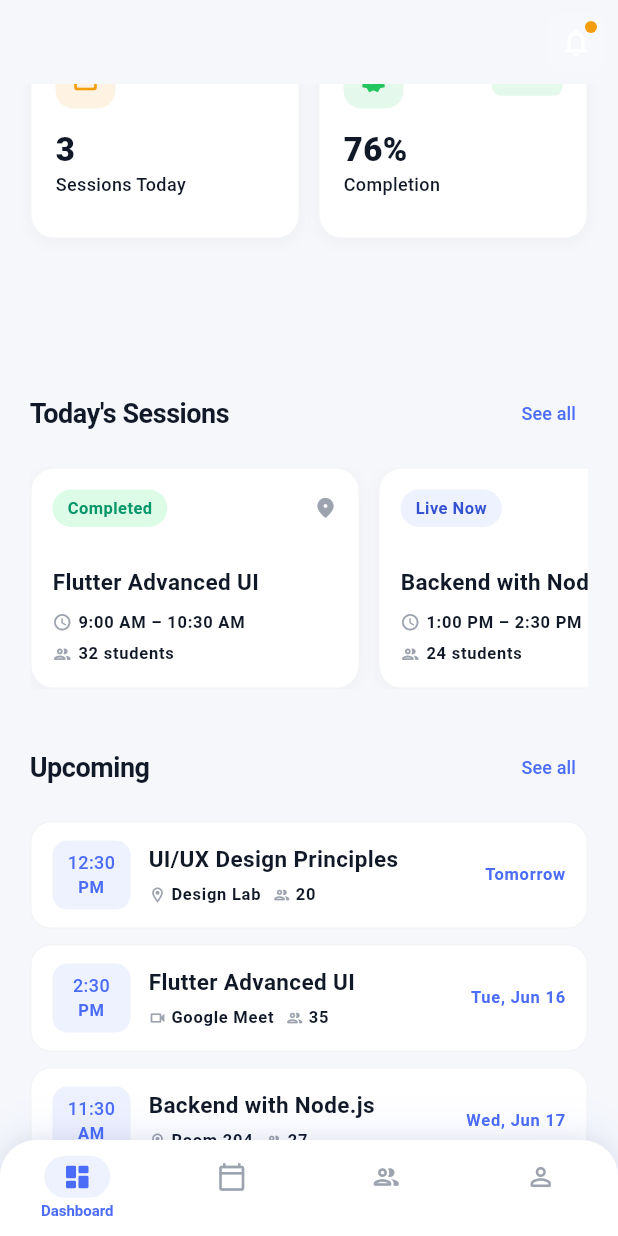
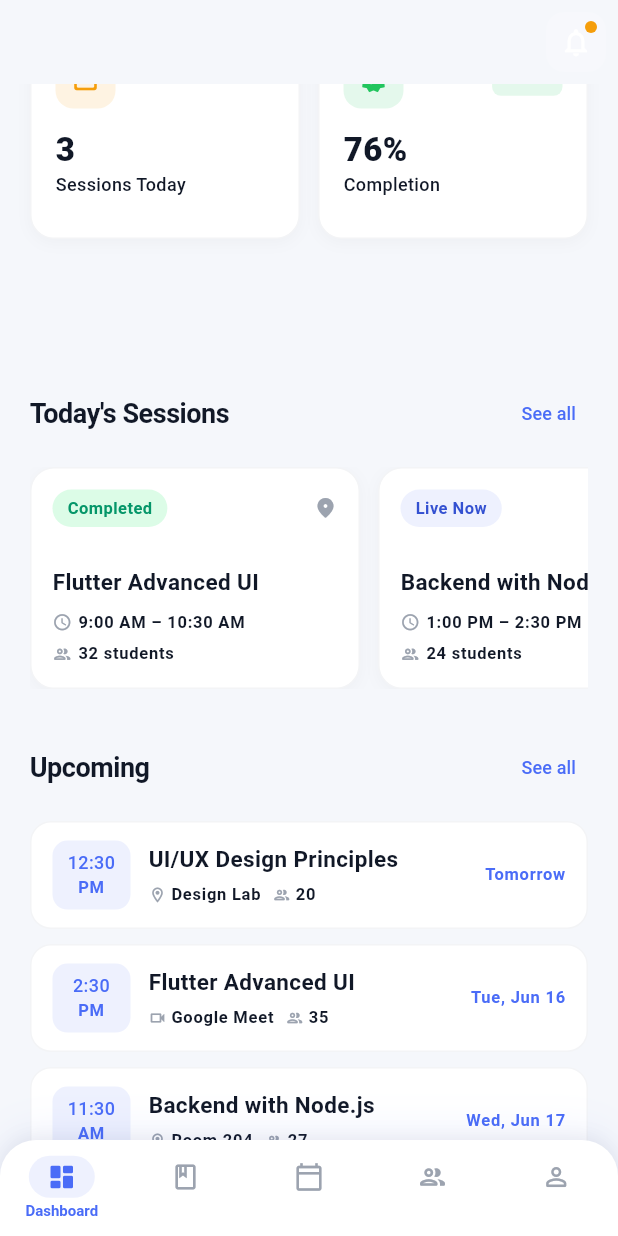
Before and after one commit to MostafaAkram-off/EduVerse, a Flutter app: the InstructorMainScreen screen opened by its route, scrolled down 378 dp, on a phone screen of 412 x 824 dp. Run offline on Flutter 3.47's test engine with Material 3 defaults, Android fonts, the phone set to English and light mode, and no system bars; our stand-ins replace cached_network_image, dio, file_picker, flutter_bloc, get_it, go_router and 3 more; missing offline and left inert: mobile_scanner; accounts and stored records are empty; network calls fail; Roboto replaces fonts that are missing (SF Pro Display).

Commit message:
feat: implement instructor dashboard screens
- InstructorMainScreen: bottom nav (Home, Courses, Sessions, Students,
  Profile) with IndexedStack
- InstructorHomeScreen: stats row, upcoming sessions, student activity
- InstructorCoursesScreen: course management list with status badges
- InstructorSessionsScreen: session list with attendance counts
- InstructorStudentsScreen: enrolled students list with progress
- InstructorProfileScreen: profile header, menu, help & settings

```diff
--- a/lib/features/instructor/ui/screens/instructor_home_screen.dart
+++ b/lib/features/instructor/ui/screens/instructor_home_screen.dart
@@ -2,7 +2,9 @@ import 'package:flutter/material.dart';
 import 'package:flutter_bloc/flutter_bloc.dart';
 import 'package:edu_verse/core/theme/app_colors.dart';
 import 'package:edu_verse/core/theme/app_text_theme.dart';
+import 'package:edu_verse/core/theme/theme_ext.dart';
 import 'package:edu_verse/core/utils/date_formatter.dart';
+import 'package:edu_verse/features/auth/shared/auth_session.dart';
 import 'package:edu_verse/core/widgets/app_badge.dart';
 import 'package:edu_verse/core/widgets/app_stat_card.dart';
 
@@ -11,6 +13,7 @@ import 'package:edu_verse/core/widgets/shimmer_loading.dart';
 import 'package:edu_verse/features/instructor/data/models/session_model.dart';
 import 'package:edu_verse/features/instructor/ui/cubit/instructor_cubit.dart';
 import 'package:edu_verse/features/instructor/ui/cubit/instructor_state.dart';
+import 'package:edu_verse/student/features/notifications/ui/screens/notifications_screen.dart';
 
 class InstructorHomeScreen extends StatelessWidget {
   const InstructorHomeScreen({super.key});
@@ -20,7 +23,7 @@ class InstructorHomeScreen extends StatelessWidget {
     return BlocBuilder<InstructorCubit, InstructorState>(
       builder: (context, state) {
         return Scaffold(
-          backgroundColor: AppColors.background,
+          backgroundColor: context.bg,
           body: switch (state) {
             InstructorLoading() || InstructorInitial() => _LoadingSkeleton(),
             InstructorLoaded() =>
@@ -53,7 +56,7 @@ class _HomeBody extends StatelessWidget {
         SliverAppBar(
           pinned: true,
           expandedHeight: 160,
-          backgroundColor: AppColors.background,
+          backgroundColor: context.bg,
           elevation: 0,
           scrolledUnderElevation: 0,
           flexibleSpace: FlexibleSpaceBar(
@@ -194,7 +197,7 @@ class _GradientHeader extends StatelessWidget {
                   style: AppTextTheme.greeting
                       .colored(Colors.white.withValues(alpha: 0.85))),
               const SizedBox(height: 2),
-              Text('Ahmed Hassan',
+              Text(AuthSession.name,
                   style: AppTextTheme.greetingName
                       .colored(Colors.white)
                       .copyWith(fontSize: 20)),
@@ -215,7 +218,13 @@ class _GradientHeader extends StatelessWidget {
 class _NotificationBell extends StatelessWidget {
   @override
   Widget build(BuildContext context) {
-    return Stack(
+    return GestureDetector(
+      onTap: () => Navigator.of(context).push(
+        MaterialPageRoute<void>(
+          builder: (_) => const NotificationsScreen(),
+        ),
+      ),
+      child: Stack(
         alignment: Alignment.center,
         children: [
           Container(
@@ -241,6 +250,7 @@ class _NotificationBell extends StatelessWidget {
             ),
           ),
         ],
+      ),
     );
   }
 }
@@ -293,9 +303,9 @@ class _SessionCard extends StatelessWidget {
       width: 220,
       padding: const EdgeInsets.all(14),
       decoration: BoxDecoration(
-        color: AppColors.card,
+        color: context.surface,
         borderRadius: BorderRadius.circular(16),
-        border: Border.all(color: AppColors.borderLight),
+        border: Border.all(color: context.borderLight),
         boxShadow: [
           BoxShadow(
             color: Colors.black.withValues(alpha: 0.03),
@@ -319,7 +329,7 @@ class _SessionCard extends StatelessWidget {
                     ? Icons.videocam_rounded
                     : Icons.location_on_rounded,
                 size: 16,
-                color: AppColors.textTertiary,
+                color: context.textTertiary,
               ),
             ],
           ),
@@ -331,8 +341,8 @@ class _SessionCard extends StatelessWidget {
           const SizedBox(height: 6),
           Row(
             children: [
-              const Icon(Icons.access_time_rounded,
-                  size: 13, color: AppColors.textTertiary),
+              Icon(Icons.access_time_rounded,
+                  size: 13, color: context.textTertiary),
               const SizedBox(width: 4),
               Text(
                 DateFormatter.formatTimeRange(
@@ -344,8 +354,8 @@ class _SessionCard extends StatelessWidget {
           const SizedBox(height: 4),
           Row(
             children: [
-              const Icon(Icons.people_outline_rounded,
-                  size: 13, color: AppColors.textTertiary),
+              Icon(Icons.people_outline_rounded,
+                  size: 13, color: context.textTertiary),
               const SizedBox(width: 4),
               Text('${session.studentsEnrolled} students',
                   style: AppTextTheme.labelSmall),
@@ -369,9 +379,9 @@ class _UpcomingTile extends StatelessWidget {
       margin: const EdgeInsets.only(bottom: 10),
       padding: const EdgeInsets.symmetric(horizontal: 14, vertical: 12),
       decoration: BoxDecoration(
-        color: AppColors.card,
+        color: context.surface,
         borderRadius: BorderRadius.circular(14),
-        border: Border.all(color: AppColors.borderLight),
+        border: Border.all(color: context.borderLight),
       ),
       child: Row(
         children: [
@@ -417,16 +427,16 @@ class _UpcomingTile extends StatelessWidget {
                           ? Icons.videocam_outlined
                           : Icons.location_on_outlined,
                       size: 12,
-                      color: AppColors.textTertiary,
+                      color: context.textTertiary,
                     ),
                     const SizedBox(width: 3),
                     Text(
-                      session.isOnline ? session.location : session.location,
+                      session.location,
                       style: AppTextTheme.labelSmall,
                     ),
                     const SizedBox(width: 8),
                     Icon(Icons.people_outline_rounded,
-                        size: 12, color: AppColors.textTertiary),
+                        size: 12, color: context.textTertiary),
                     const SizedBox(width: 3),
                     Text('${session.studentsEnrolled}',
                         style: AppTextTheme.labelSmall),
@@ -452,7 +462,7 @@ class _LoadingSkeleton extends StatelessWidget {
       slivers: [
         SliverAppBar(
           expandedHeight: 160,
-          backgroundColor: AppColors.background,
+          backgroundColor: context.bg,
           elevation: 0,
           flexibleSpace: FlexibleSpaceBar(
             background: Container(
--- a/lib/features/instructor/ui/screens/instructor_main_screen.dart
+++ b/lib/features/instructor/ui/screens/instructor_main_screen.dart
@@ -2,6 +2,7 @@ import 'package:flutter/material.dart';
 import 'package:flutter_bloc/flutter_bloc.dart';
 import 'package:edu_verse/core/widgets/app_bottom_nav.dart';
 import 'package:edu_verse/features/instructor/ui/cubit/instructor_cubit.dart';
+import 'package:edu_verse/features/instructor/ui/screens/instructor_courses_screen.dart';
 import 'package:edu_verse/features/instructor/ui/screens/instructor_home_screen.dart';
 import 'package:edu_verse/features/instructor/ui/screens/instructor_profile_screen.dart';
 import 'package:edu_verse/features/instructor/ui/screens/instructor_sessions_screen.dart';
@@ -27,6 +28,11 @@ class _InstructorMainScreenState extends State<InstructorMainScreen> {
       label: 'Dashboard',
     ),
     AppBottomNavItem(
+      icon: Icons.book_outlined,
+      activeIcon: Icons.book_rounded,
+      label: 'Courses',
+    ),
+    AppBottomNavItem(
       icon: Icons.calendar_today_outlined,
       activeIcon: Icons.calendar_today_rounded,
       label: 'Sessions',
@@ -47,6 +53,7 @@ class _InstructorMainScreenState extends State<InstructorMainScreen> {
   Widget build(BuildContext context) {
     final screens = [
       const InstructorHomeScreen(),
+      const InstructorCoursesScreen(),
       const InstructorSessionsScreen(),
       const InstructorStudentsScreen(),
       InstructorProfileScreen(onNavigateToTab: _switchTab),
```
Also changed, not shown: lib/features/instructor/ui/screens/instructor_courses_screen.dart (+17 -21 lines), lib/features/instructor/ui/screens/instructor_profile_screen.dart (+52 -143 lines), lib/features/instructor/ui/screens/instructor_sessions_screen.dart (+12 -11 lines), lib/features/instructor/ui/screens/instructor_students_screen.dart (+12 -11 lines). Lines whose indentation alone changed are shown as unchanged.
